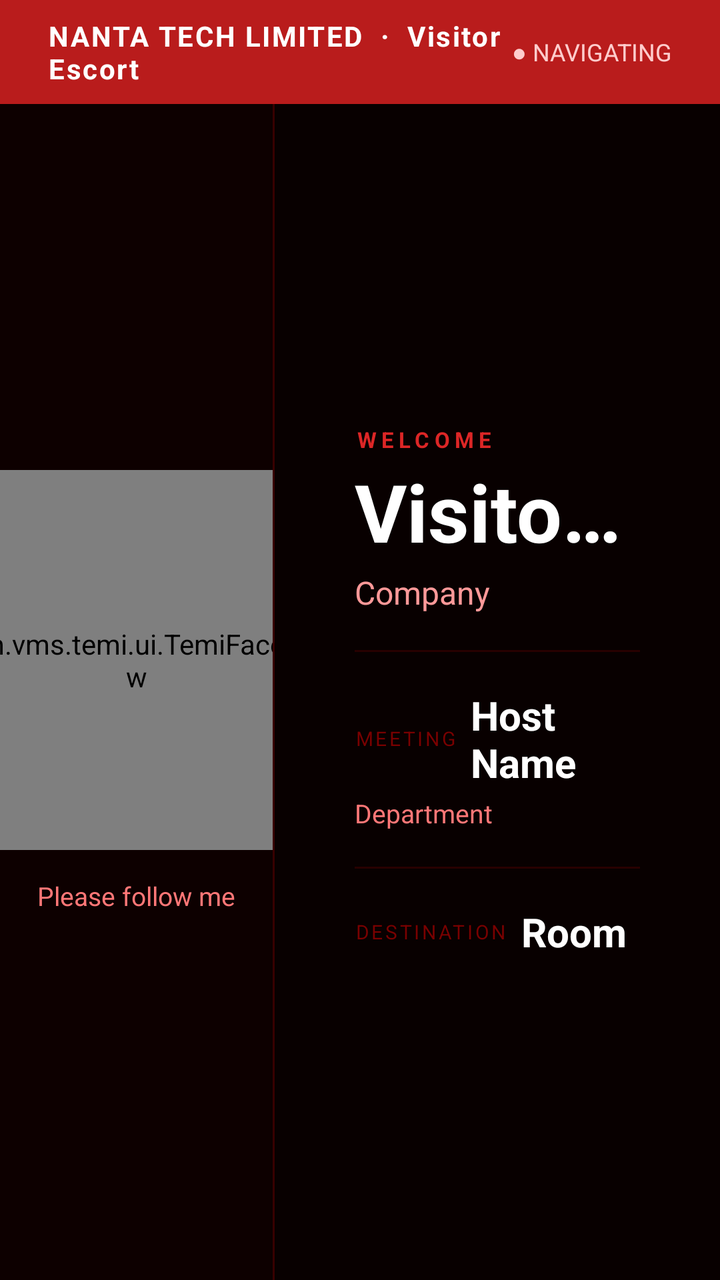
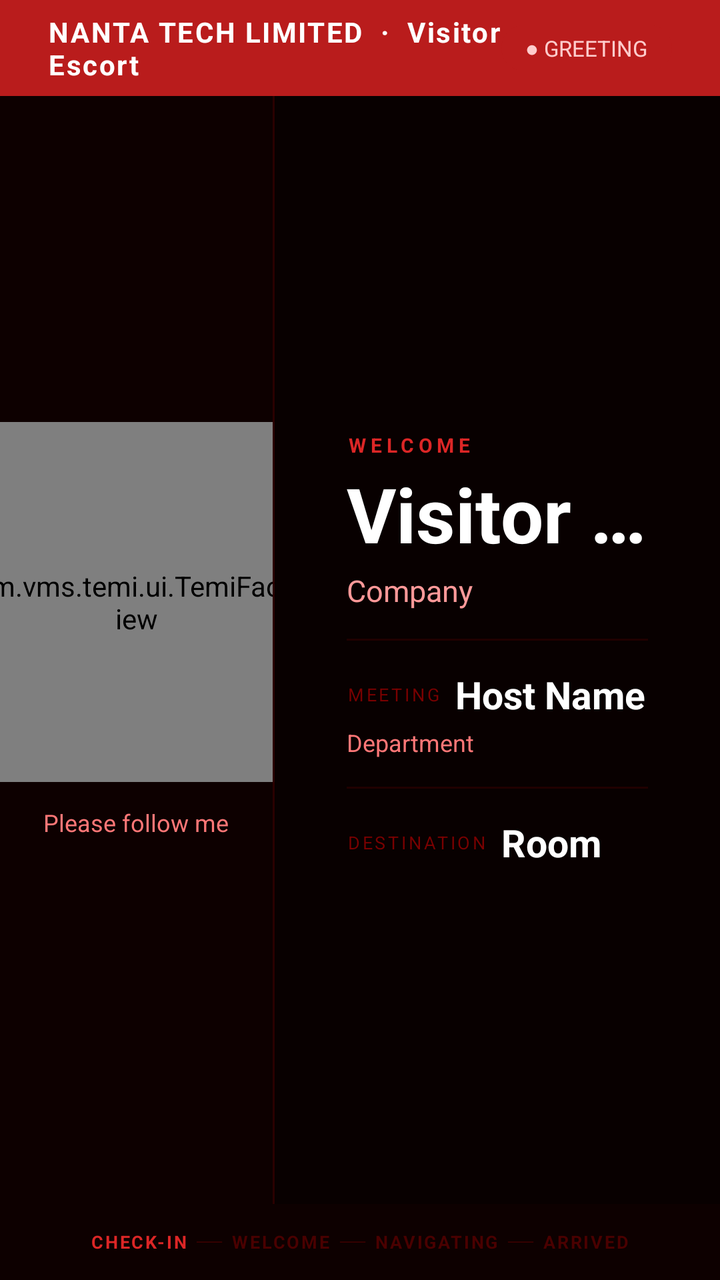

Two renders of the same Android screen: before a commit and after it. Below are the layout's source before the change and the commit's diff.
<!-- AndroidManifest.xml: application theme Theme.AppCompat.Light.NoActionBar -->
<!-- res/layout/activity_visitor_display.xml -->
<?xml version="1.0" encoding="utf-8"?>
<LinearLayout
    xmlns:android="http://schemas.android.com/apk/res/android"
    android:layout_width="match_parent"
    android:layout_height="match_parent"
    android:orientation="vertical"
    android:background="#080000">

    
    <LinearLayout
        android:layout_width="match_parent"
        android:layout_height="52dp"
        android:orientation="horizontal"
        android:paddingStart="24dp"
        android:paddingEnd="24dp"
        android:gravity="center_vertical"
        android:background="#B91C1C">

        <TextView
            android:layout_width="0dp"
            android:layout_height="wrap_content"
            android:layout_weight="1"
            android:text="NANTA TECH LIMITED  ·  Visitor Escort"
            android:textSize="14sp"
            android:textColor="#FFFFFF"
            android:textStyle="bold"
            android:letterSpacing="0.06"/>

        <TextView
            android:id="@+id/tvNavStatus"
            android:layout_width="wrap_content"
            android:layout_height="wrap_content"
            android:text="● NAVIGATING"
            android:textSize="12sp"
            android:textColor="#FFCCCC"/>
    </LinearLayout>

    
    <LinearLayout
        android:layout_width="match_parent"
        android:layout_height="0dp"
        android:layout_weight="1"
        android:orientation="horizontal">

        
        <LinearLayout
            android:layout_width="0dp"
            android:layout_height="match_parent"
            android:layout_weight="38"
            android:orientation="vertical"
            android:gravity="center"
            android:background="#0d0000">

            <com.vms.temi.ui.TemiFaceView
                android:id="@+id/temiFace"
                android:layout_width="190dp"
                android:layout_height="190dp"/>

            <TextView
                android:id="@+id/tvInstruction"
                android:layout_width="wrap_content"
                android:layout_height="wrap_content"
                android:text="Please follow me"
                android:textSize="13sp"
                android:textColor="#FF7777"
                android:gravity="center"
                android:layout_marginTop="14dp"
                android:paddingStart="16dp"
                android:paddingEnd="16dp"/>
        </LinearLayout>

        
        <View
            android:layout_width="1dp"
            android:layout_height="match_parent"
            android:background="#380000"/>

        
        <LinearLayout
            android:layout_width="0dp"
            android:layout_height="match_parent"
            android:layout_weight="62"
            android:orientation="vertical"
            android:gravity="center_vertical"
            android:paddingStart="40dp"
            android:paddingEnd="40dp"
            android:paddingTop="20dp"
            android:paddingBottom="20dp">

            
            <TextView
                android:layout_width="wrap_content"
                android:layout_height="wrap_content"
                android:text="WELCOME"
                android:textSize="11sp"
                android:textColor="#DC2626"
                android:letterSpacing="0.22"
                android:textStyle="bold"/>

            
            <TextView
                android:id="@+id/tvVisitorName"
                android:layout_width="wrap_content"
                android:layout_height="wrap_content"
                android:text="Visitor Name"
                android:textSize="40sp"
                android:textColor="#FFFFFF"
                android:textStyle="bold"
                android:layout_marginTop="2dp"
                android:maxLines="1"
                android:ellipsize="end"/>

            
            <TextView
                android:id="@+id/tvVisitorCompany"
                android:layout_width="wrap_content"
                android:layout_height="wrap_content"
                android:text="Company"
                android:textSize="16sp"
                android:textColor="#FF9999"
                android:layout_marginTop="3dp"/>

            
            <View
                android:layout_width="match_parent"
                android:layout_height="1dp"
                android:background="#280000"
                android:layout_marginTop="18dp"
                android:layout_marginBottom="18dp"/>

            
            <LinearLayout
                android:layout_width="wrap_content"
                android:layout_height="wrap_content"
                android:orientation="horizontal"
                android:gravity="center_vertical">

                <TextView
                    android:layout_width="wrap_content"
                    android:layout_height="wrap_content"
                    android:text="MEETING  "
                    android:textSize="10sp"
                    android:textColor="#7a0000"
                    android:letterSpacing="0.12"/>

                <TextView
                    android:id="@+id/tvHostName"
                    android:layout_width="wrap_content"
                    android:layout_height="wrap_content"
                    android:text="Host Name"
                    android:textSize="20sp"
                    android:textColor="#FFFFFF"
                    android:textStyle="bold"/>
            </LinearLayout>

            <TextView
                android:id="@+id/tvHostDepartment"
                android:layout_width="wrap_content"
                android:layout_height="wrap_content"
                android:text="Department"
                android:textSize="13sp"
                android:textColor="#FF7777"
                android:layout_marginTop="3dp"/>

            
            <View
                android:layout_width="match_parent"
                android:layout_height="1dp"
                android:background="#280000"
                android:layout_marginTop="18dp"
                android:layout_marginBottom="18dp"/>

            
            <LinearLayout
                android:layout_width="wrap_content"
                android:layout_height="wrap_content"
                android:orientation="horizontal"
                android:gravity="center_vertical">

                <TextView
                    android:layout_width="wrap_content"
                    android:layout_height="wrap_content"
                    android:text="DESTINATION  "
                    android:textSize="10sp"
                    android:textColor="#7a0000"
                    android:letterSpacing="0.12"/>

                <TextView
                    android:id="@+id/tvMeetingRoom"
                    android:layout_width="wrap_content"
                    android:layout_height="wrap_content"
                    android:text="Room"
                    android:textSize="20sp"
                    android:textColor="#FFFFFF"
                    android:textStyle="bold"/>
            </LinearLayout>

        </LinearLayout>
    </LinearLayout>

</LinearLayout>
<!-- resources referenced by this layout -->
<resources>

</resources>

<!-- the commit's change to res/layout/activity_visitor_display.xml (unified diff, before → after) -->
@@ -9,7 +9,7 @@
     
     <LinearLayout
         android:layout_width="match_parent"
-        android:layout_height="52dp"
+        android:layout_height="48dp"
         android:orientation="horizontal"
         android:paddingStart="24dp"
         android:paddingEnd="24dp"
@@ -30,9 +30,14 @@
             android:id="@+id/tvNavStatus"
             android:layout_width="wrap_content"
             android:layout_height="wrap_content"
-            android:text="● NAVIGATING"
-            android:textSize="12sp"
-            android:textColor="#FFCCCC"/>
+            android:text="● GREETING"
+            android:textSize="11sp"
+            android:textColor="#FFCCCC"
+            android:background="@drawable/bg_status_pill"
+            android:paddingStart="12dp"
+            android:paddingEnd="12dp"
+            android:paddingTop="4dp"
+            android:paddingBottom="4dp"/>
     </LinearLayout>
 
     
@@ -53,27 +58,37 @@
 
             <com.vms.temi.ui.TemiFaceView
                 android:id="@+id/temiFace"
-                android:layout_width="190dp"
-                android:layout_height="190dp"/>
+                android:layout_width="180dp"
+                android:layout_height="180dp"/>
 
             <TextView
                 android:id="@+id/tvInstruction"
                 android:layout_width="wrap_content"
                 android:layout_height="wrap_content"
                 android:text="Please follow me"
-                android:textSize="13sp"
+                android:textSize="12sp"
                 android:textColor="#FF7777"
                 android:gravity="center"
-                android:layout_marginTop="14dp"
-                android:paddingStart="16dp"
-                android:paddingEnd="16dp"/>
+                android:layout_marginTop="12dp"
+                android:paddingStart="12dp"
+                android:paddingEnd="12dp"/>
+
+            <TextView
+                android:id="@+id/tvCountdown"
+                android:layout_width="wrap_content"
+                android:layout_height="wrap_content"
+                android:text=""
+                android:textSize="10sp"
+                android:textColor="#5a0000"
+                android:gravity="center"
+                android:layout_marginTop="6dp"/>
         </LinearLayout>
 
         
         <View
             android:layout_width="1dp"
             android:layout_height="match_parent"
-            android:background="#380000"/>
+            android:background="#2a0000"/>
 
         
         <LinearLayout
@@ -82,53 +97,48 @@
             android:layout_weight="62"
             android:orientation="vertical"
             android:gravity="center_vertical"
-            android:paddingStart="40dp"
-            android:paddingEnd="40dp"
-            android:paddingTop="20dp"
-            android:paddingBottom="20dp">
-
-            
+            android:paddingStart="36dp"
+            android:paddingEnd="36dp"
+            android:paddingTop="16dp"
+            android:paddingBottom="16dp">
+
             <TextView
                 android:layout_width="wrap_content"
                 android:layout_height="wrap_content"
                 android:text="WELCOME"
-                android:textSize="11sp"
+                android:textSize="10sp"
                 android:textColor="#DC2626"
                 android:letterSpacing="0.22"
                 android:textStyle="bold"/>
 
-            
             <TextView
                 android:id="@+id/tvVisitorName"
                 android:layout_width="wrap_content"
                 android:layout_height="wrap_content"
                 android:text="Visitor Name"
-                android:textSize="40sp"
+                android:textSize="38sp"
                 android:textColor="#FFFFFF"
                 android:textStyle="bold"
                 android:layout_marginTop="2dp"
                 android:maxLines="1"
                 android:ellipsize="end"/>
 
-            
             <TextView
                 android:id="@+id/tvVisitorCompany"
                 android:layout_width="wrap_content"
                 android:layout_height="wrap_content"
                 android:text="Company"
-                android:textSize="16sp"
+                android:textSize="15sp"
                 android:textColor="#FF9999"
                 android:layout_marginTop="3dp"/>
 
-            
             <View
                 android:layout_width="match_parent"
                 android:layout_height="1dp"
-                android:background="#280000"
-                android:layout_marginTop="18dp"
-                android:layout_marginBottom="18dp"/>
-
-            
+                android:background="#200000"
+                android:layout_marginTop="14dp"
+                android:layout_marginBottom="14dp"/>
+
             <LinearLayout
                 android:layout_width="wrap_content"
                 android:layout_height="wrap_content"
@@ -139,16 +149,16 @@
                     android:layout_width="wrap_content"
                     android:layout_height="wrap_content"
                     android:text="MEETING  "
-                    android:textSize="10sp"
+                    android:textSize="9sp"
                     android:textColor="#7a0000"
-                    android:letterSpacing="0.12"/>
+                    android:letterSpacing="0.14"/>
 
                 <TextView
                     android:id="@+id/tvHostName"
                     android:layout_width="wrap_content"
                     android:layout_height="wrap_content"
                     android:text="Host Name"
-                    android:textSize="20sp"
+                    android:textSize="19sp"
                     android:textColor="#FFFFFF"
                     android:textStyle="bold"/>
             </LinearLayout>
@@ -158,19 +168,17 @@
                 android:layout_width="wrap_content"
                 android:layout_height="wrap_content"
                 android:text="Department"
-                android:textSize="13sp"
+                android:textSize="12sp"
                 android:textColor="#FF7777"
                 android:layout_marginTop="3dp"/>
 
-            
             <View
                 android:layout_width="match_parent"
                 android:layout_height="1dp"
-                android:background="#280000"
-                android:layout_marginTop="18dp"
-                android:layout_marginBottom="18dp"/>
-
-            
+                android:background="#200000"
+                android:layout_marginTop="14dp"
+                android:layout_marginBottom="14dp"/>
+
             <LinearLayout
                 android:layout_width="wrap_content"
                 android:layout_height="wrap_content"
@@ -181,21 +189,92 @@
                     android:layout_width="wrap_content"
                     android:layout_height="wrap_content"
                     android:text="DESTINATION  "
-                    android:textSize="10sp"
+                    android:textSize="9sp"
                     android:textColor="#7a0000"
-                    android:letterSpacing="0.12"/>
+                    android:letterSpacing="0.14"/>
 
                 <TextView
                     android:id="@+id/tvMeetingRoom"
                     android:layout_width="wrap_content"
                     android:layout_height="wrap_content"
                     android:text="Room"
-                    android:textSize="20sp"
+                    android:textSize="19sp"
                     android:textColor="#FFFFFF"
                     android:textStyle="bold"/>
             </LinearLayout>
-
         </LinearLayout>
     </LinearLayout>
 
+    
+    <LinearLayout
+        android:layout_width="match_parent"
+        android:layout_height="38dp"
+        android:orientation="horizontal"
+        android:gravity="center"
+        android:background="#0d0000"
+        android:paddingStart="24dp"
+        android:paddingEnd="24dp">
+
+        <TextView
+            android:id="@+id/step1"
+            android:layout_width="wrap_content"
+            android:layout_height="wrap_content"
+            android:text="CHECK-IN"
+            android:textSize="9sp"
+            android:textColor="#DC2626"
+            android:textStyle="bold"
+            android:letterSpacing="0.10"/>
+
+        <TextView
+            android:layout_width="wrap_content"
+            android:layout_height="wrap_content"
+            android:text="  ──  "
+            android:textSize="9sp"
+            android:textColor="#3a0000"/>
+
+        <TextView
+            android:id="@+id/step2"
+            android:layout_width="wrap_content"
+            android:layout_height="wrap_content"
+            android:text="WELCOME"
+            android:textSize="9sp"
+            android:textColor="#4a0000"
+            android:textStyle="bold"
+            android:letterSpacing="0.10"/>
+
+        <TextView
+            android:layout_width="wrap_content"
+            android:layout_height="wrap_content"
+            android:text="  ──  "
+            android:textSize="9sp"
+            android:textColor="#3a0000"/>
+
+        <TextView
+            android:id="@+id/step3"
+            android:layout_width="wrap_content"
+            android:layout_height="wrap_content"
+            android:text="NAVIGATING"
+            android:textSize="9sp"
+            android:textColor="#4a0000"
+            android:textStyle="bold"
+            android:letterSpacing="0.10"/>
+
+        <TextView
+            android:layout_width="wrap_content"
+            android:layout_height="wrap_content"
+            android:text="  ──  "
+            android:textSize="9sp"
+            android:textColor="#3a0000"/>
+
+        <TextView
+            android:id="@+id/step4"
+            android:layout_width="wrap_content"
+            android:layout_height="wrap_content"
+            android:text="ARRIVED"
+            android:textSize="9sp"
+            android:textColor="#4a0000"
+            android:textStyle="bold"
+            android:letterSpacing="0.10"/>
+    </LinearLayout>
+
 </LinearLayout>
<!-- resource entries referenced after the edit -->
@@ -1,5 +1,11 @@
 <!-- resources referenced by this layout -->
 <resources>
-
+  <!-- drawable bg_status_pill (drawable) -->
+  <?xml version="1.0" encoding="utf-8"?>
+  <shape xmlns:android="http://schemas.android.com/apk/res/android"
+      android:shape="rectangle">
+      <corners android:radius="100dp"/>
+      <solid android:color="#B91C1C"/>
+  </shape>
 </resources>
 
